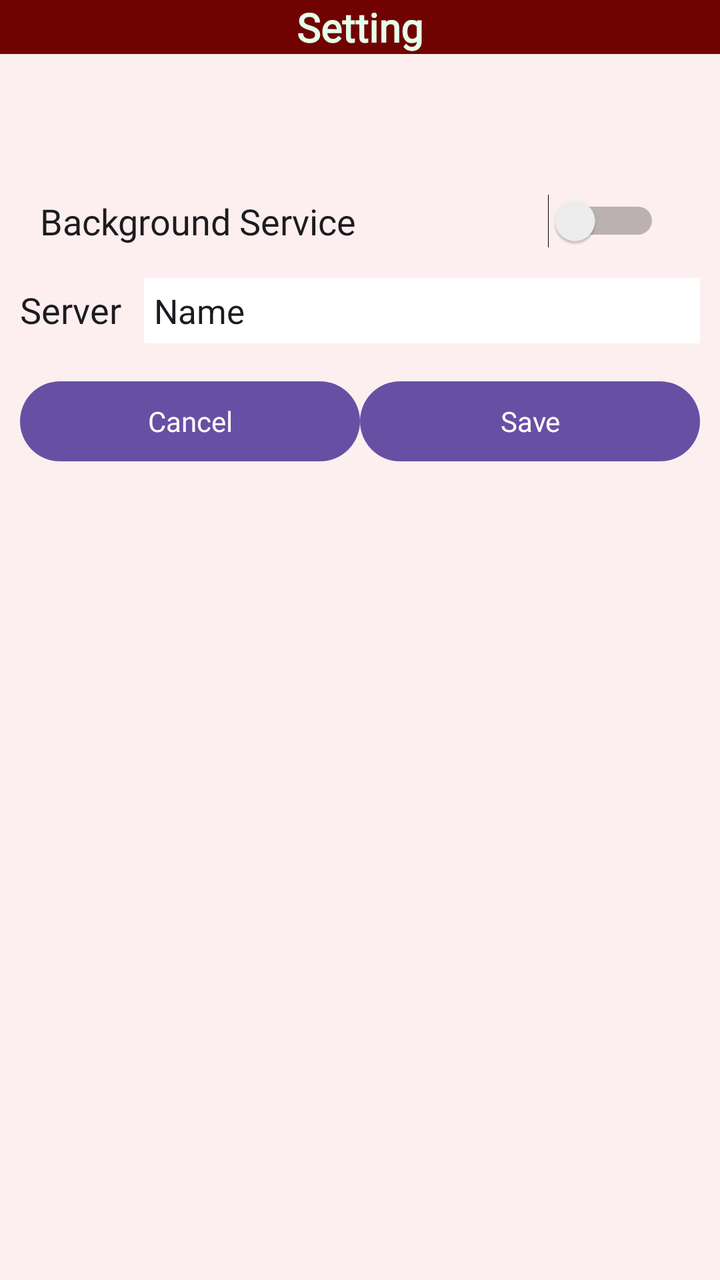
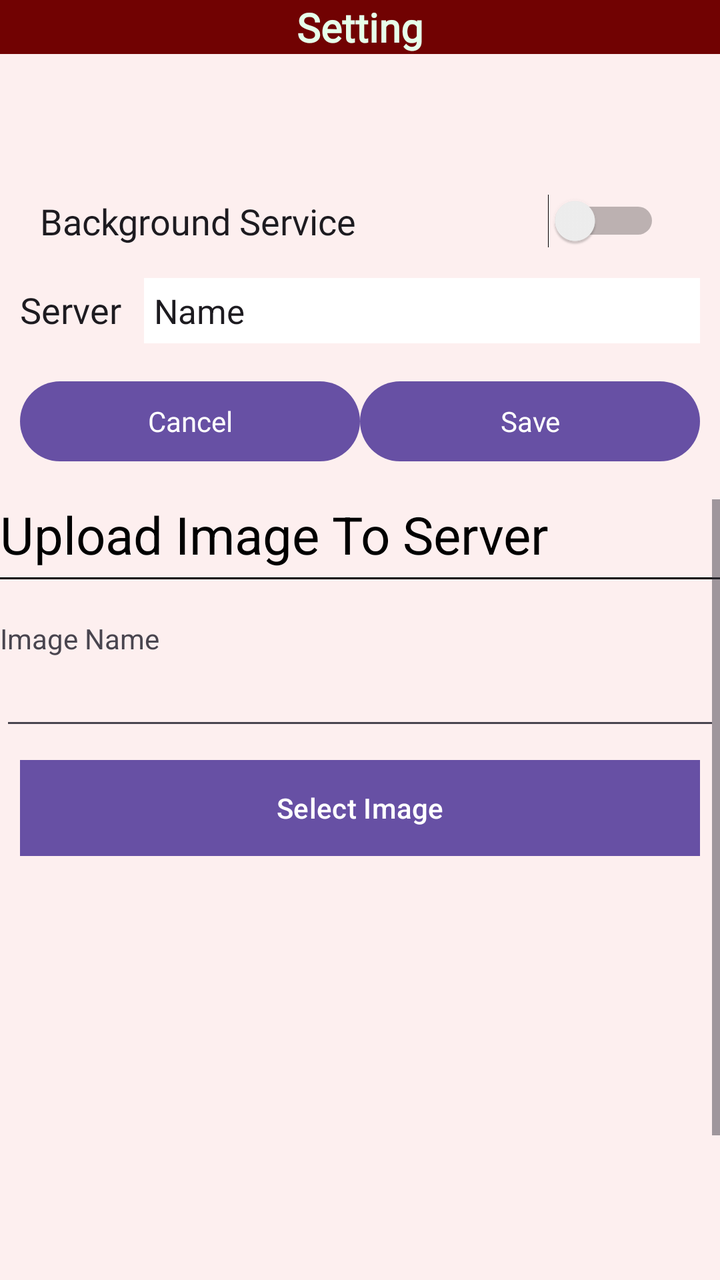

Two renders of the same Android screen: before a commit and after it. Below are the layout's source before the change and the commit's diff.
<!-- AndroidManifest.xml: application theme Theme.EAndroid -->
<!-- res/layout/fragment_mysetting.xml -->
<?xml version="1.0" encoding="utf-8"?>
<FrameLayout xmlns:android="http://schemas.android.com/apk/res/android"
    xmlns:tools="http://schemas.android.com/tools"
    android:layout_width="match_parent"
    android:layout_height="match_parent"
    tools:context=".Mysetting">

    <LinearLayout
        android:layout_width="match_parent"
        android:layout_height="match_parent"
        android:background="@color/light_text2"
        android:gravity="center_horizontal|top"
        android:orientation="vertical">


        <TextView
            android:id="@+id/textView9"
            style="@style/Titr"
            android:layout_width="match_parent"
            android:layout_height="wrap_content"
            android:background="@color/dark_bg4"
            android:text="@string/lng_Setting"
            android:textAlignment="center"
            android:textColor="@color/light_text1"
            android:textSize="20sp"
            android:textStyle="bold" />

        <LinearLayout
            android:layout_width="match_parent"
            android:layout_height="wrap_content"
            android:layout_marginHorizontal="10dp"
            android:layout_marginTop="35dp"
            android:layout_marginBottom="15dp"
            android:orientation="horizontal">

            <Switch
                android:id="@+id/setting_bg_service"
                style="@style/Vazir"
                android:layout_width="match_parent"
                android:layout_height="wrap_content"
                android:layout_marginLeft="10dp"
                android:layout_marginTop="35dp"

                android:layout_marginRight="20dp"
                android:switchMinWidth="56dp"
                android:text="@string/lng_backgroundservice"
                android:textOff="@string/lng_off"
                android:textOn="@string/lng_on"
                android:textSize="18sp" />
        </LinearLayout>

        <LinearLayout
            android:layout_width="match_parent"
            android:layout_height="wrap_content"
            android:layout_marginHorizontal="10dp"
            android:layout_marginBottom="15dp"
            android:orientation="horizontal">

            <TextView
                android:id="@+id/textView10"
                style="@style/Titr"
                android:layout_width="wrap_content"
                android:layout_height="wrap_content"
                android:layout_weight="12"
                android:text="@string/lng_server"
                android:textSize="18sp" />

            <EditText
                android:id="@+id/setting_server_address_id"
                android:layout_width="wrap_content"
                android:layout_height="wrap_content"
                android:layout_weight="88"
                android:background="@color/white"
                android:ems="10"
                android:inputType="text"
                android:paddingHorizontal="5dp"
                android:paddingVertical="5dp"
                android:text="Name"
                android:textSize="17sp" />
        </LinearLayout>

        <LinearLayout
            android:layout_width="match_parent"
            android:layout_height="wrap_content"
            android:layout_marginHorizontal="10dp"
            android:layout_marginBottom="15dp"
            android:orientation="horizontal">

            <Button
                android:id="@+id/setting_cancel_btn"
                style="@style/Vazir"
                android:layout_width="match_parent"
                android:layout_height="wrap_content"
                android:layout_weight="40"
                android:text="@string/lng_Cancel" />

            <Button
                android:id="@+id/setting_save_btn"
                style="@style/Vazir"
                android:layout_width="match_parent"
                android:layout_height="wrap_content"
                android:layout_weight="40"
                android:text="@string/lng_Save" />
        </LinearLayout>

    </LinearLayout>
</FrameLayout>
<!-- resources referenced by this layout -->
<resources>
  <color name="dark_bg4">#710202</color>
  <color name="light_text1">#E6FFEA</color>
  <color name="light_text2">#FDEFEF</color>
  <color name="white">#FFFFFFFF</color>
  <string name="lng_Cancel">Cancel</string>
  <string name="lng_Save">Save</string>
  <string name="lng_Setting">Setting</string>
  <string name="lng_backgroundservice">Background Service</string>
  <string name="lng_off">Off</string>
  <string name="lng_on">On</string>
  <string name="lng_server">Server</string>
  <style name="Titr" parent="Theme.AppCompat.Light.NoActionBar">
          <item name="android:fontFamily">@font/titr</item>
          <item name="fontFamily">@font/titr</item> 
      </style>
  <style name="Vazir" parent="Theme.AppCompat.Light.NoActionBar">
          <item name="android:fontFamily">@font/vazir</item>
          <item name="fontFamily">@font/vazir</item> 
      </style>
  <style name="Theme.EAndroid" parent="Base.Theme.EAndroid" />
  <style name="Base.Theme.EAndroid" parent="Theme.Material3.DayNight.NoActionBar">
          
          
      </style>
</resources>

<!-- the commit's change to res/layout/fragment_mysetting.xml (unified diff, before → after) -->
@@ -11,6 +11,7 @@
         android:background="@color/light_text2"
         android:gravity="center_horizontal|top"
         android:orientation="vertical">
+
 
 
         <TextView
@@ -103,5 +104,87 @@
                 android:text="@string/lng_Save" />
         </LinearLayout>
 
+
+        <LinearLayout
+            android:layout_width="match_parent"
+            android:layout_height="match_parent"
+            android:orientation="vertical">
+
+            <ScrollView
+                android:layout_width="fill_parent"
+                android:layout_height="wrap_content">
+                <LinearLayout
+                    android:layout_width="fill_parent"
+                    android:layout_height="wrap_content"
+                    android:orientation="vertical"
+                    android:id="@+id/linearLayout">
+
+                    <TextView
+                        android:layout_width="match_parent"
+                        android:layout_height="wrap_content"
+                        android:text="Upload Image To Server"
+                        android:textSize="26dp"
+                        android:textColor="#000"
+                        android:fontFamily="sans-serif"
+                        android:paddingBottom="4dp"/>
+                    <RelativeLayout
+                        android:layout_width="fill_parent"
+                        android:layout_height="1dp"
+                        android:background="#000"
+                        android:layout_marginBottom="10dp">
+                    </RelativeLayout>
+
+                    <TextView
+                        android:layout_width="wrap_content"
+                        android:layout_height="wrap_content"
+                        android:text="Image Name"
+                        android:layout_marginTop="10dp"/>
+                    <EditText
+                        android:layout_width="match_parent"
+                        android:layout_height="wrap_content"
+                        android:id="@+id/imageName"/>
+                    <Button
+                        android:layout_width="fill_parent"
+                        android:layout_height="wrap_content"
+                        android:text="Select Image"
+                        android:id="@+id/buttonSelect"
+                        android:background="#FFF"
+                        android:layout_margin="10dp"/>
+
+                    <ImageView
+                        android:layout_width="fill_parent"
+                        android:layout_height="270dp"
+                        android:id="@+id/imageView"/>
+                    <RelativeLayout
+                        android:layout_width="fill_parent"
+                        android:layout_height="1dp"
+                        android:background="#000"
+                        android:layout_marginBottom="10dp"
+                        android:layout_marginTop="10dp">
+                    </RelativeLayout>
+
+                    <LinearLayout
+                        android:layout_width="fill_parent"
+                        android:layout_height="wrap_content"
+                        android:orientation="horizontal"
+                        android:gravity="right">
+
+                        <Button
+                            android:layout_width="200dp"
+                            android:layout_height="wrap_content"
+                            android:text="Upload >>"
+                            android:textColor="#FFF"
+                            android:background="@color/dark_bg3"
+                            android:id="@+id/buttonUpload"
+                            android:visibility="gone"/>
+
+                    </LinearLayout>
+
+                </LinearLayout>
+            </ScrollView>
+
+
+        </LinearLayout>
+
     </LinearLayout>
 </FrameLayout>
<!-- resource entries referenced after the edit -->
@@ -1,5 +1,6 @@
 <!-- resources referenced by this layout -->
 <resources>
+  <color name="dark_bg3">#000823</color>
   <color name="dark_bg4">#710202</color>
   <color name="light_text1">#E6FFEA</color>
   <color name="light_text2">#FDEFEF</color>
